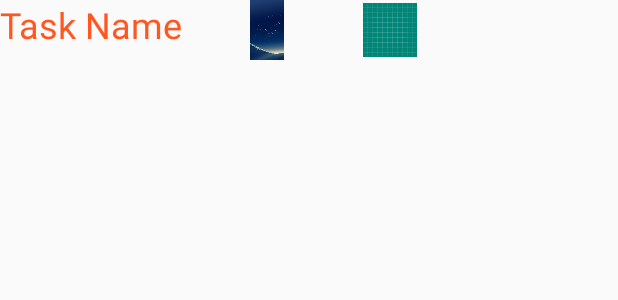
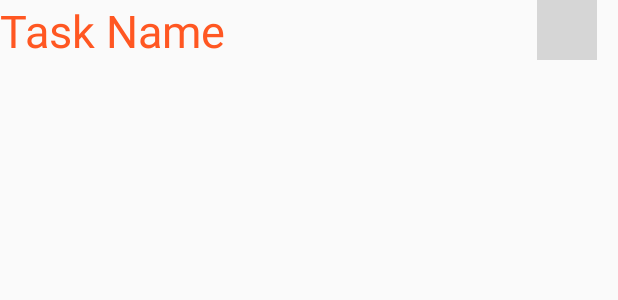
Before and after one commit to saobangmath/First-Android-app, an Android app: the layout activity_notes.xml on its own in the app's theme, with its tools: preview values and no code run, on a phone screen of 412 x 824 dp. Shown: the top 300 px of the screen. Run offline under Robolectric (Android 15) with nearby library versions, the phone set to English and light mode, and no system bars; grey boxes are pictures that could not be loaded.

Commit message:
Add files via upload

```diff
--- a/app/src/main/res/layout/activity_notes.xml
+++ b/app/src/main/res/layout/activity_notes.xml
@@ -7,34 +7,24 @@
 
     <TextView
         android:id="@+id/taskname"
-        android:layout_width="wrap_content"
-        android:layout_height="wrap_content"
+        android:layout_width="277dp"
+        android:layout_height="47dp"
         android:layout_weight="8"
         android:text="Task Name"
         android:textColor="#FF5722"
-        android:textSize="24sp" />
+        android:textSize="30sp" />
 
     <ImageView
-        android:layout_weight = "0.5"
-        android:id="@+id/edit"
-        android:layout_width="36dp"
-        android:layout_height="40dp"
-        android:layout_alignParentEnd="true"
-        android:layout_alignParentRight="true"
-        android:layout_marginEnd="134dp"
-        android:layout_marginRight="134dp"
-        android:src="@drawable/ic_launcher_background" />
-
-    <ImageView
-        android:layout_weight = "0.5"
         android:id="@+id/delete"
         android:layout_width="40dp"
         android:layout_height="40dp"
         android:layout_alignBottom="@id/delete"
         android:layout_alignParentStart="true"
         android:layout_alignParentLeft="true"
-        android:layout_marginStart="158dp"
-        android:layout_marginLeft="158dp"
-        android:src="@drawable/login" />
+        android:layout_marginStart="358dp"
+        android:layout_marginLeft="358dp"
+        android:layout_marginBottom="0dp"
+        android:layout_weight="0.5"
+        android:src="@drawable/delete" />
 
 </RelativeLayout>
--- a/app/src/main/res/layout/calendar_activity.xml
+++ b/app/src/main/res/layout/calendar_activity.xml
@@ -25,9 +25,9 @@
         android:layout_height="348dp"></CalendarView>
 
     <Button
-        android:id="@+id/addingEvent"
+        android:id="@+id/Notes"
         android:layout_width="372dp"
         android:layout_height="63dp"
-        android:text="Adding Events" />
+        android:text="Notes" />
 
 </LinearLayout>
```
Also changed, not shown: app/src/main/res/layout/dialog_add_notes.xml (added, +52 -0 lines), app/src/main/res/layout/note_update_activity.xml (added, +12 -0 lines), app/src/main/res/layout/account_management_activity.xml (line endings or trailing spaces), app/src/main/res/layout/activity_first.xml (line endings or trailing spaces), app/src/main/res/layout/activity_login.xml (line endings or trailing spaces), app/src/main/res/layout/activity_main.xml (line endings or trailing spaces), app/src/main/res/layout/activity_main_account.xml (line endings or trailing spaces), app/src/main/res/layout/activity_signup.xml (line endings or trailing spaces), app/src/main/res/layout/congratulation_activity.xml (line endings or trailing spaces), app/src/main/res/layout/content_main.xml (line endings or trailing spaces), app/src/main/res/layout/edit_data_layout.xml (line endings or trailing spaces), app/src/main/res/layout/list_layout.xml (line endings or trailing spaces).
